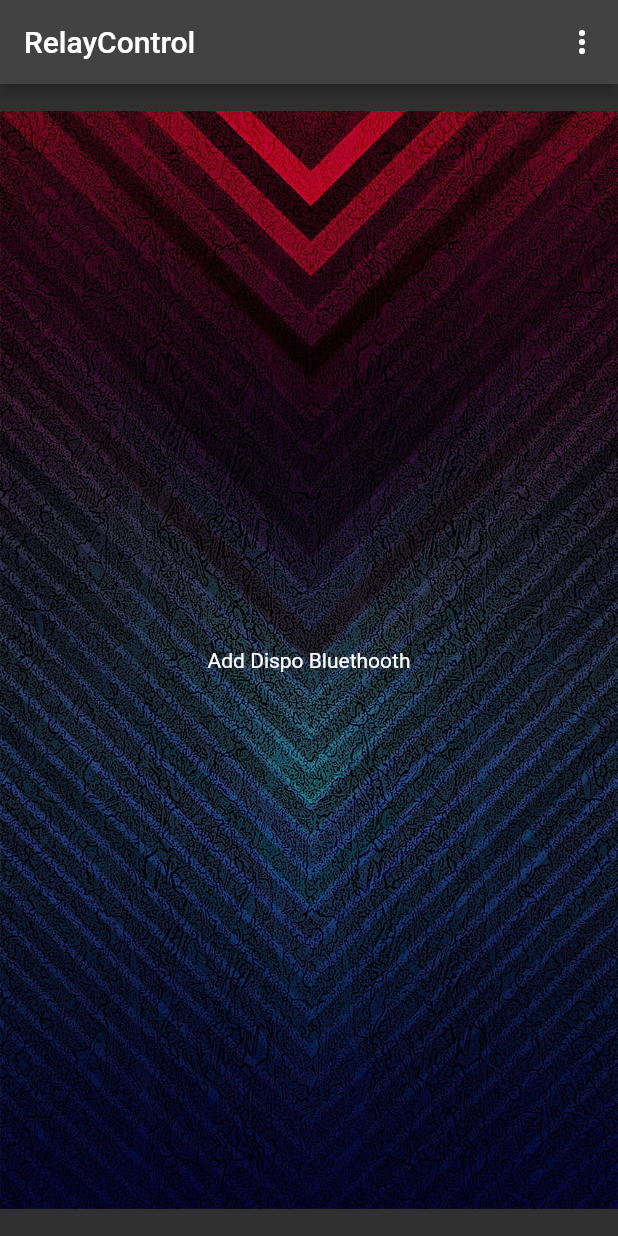
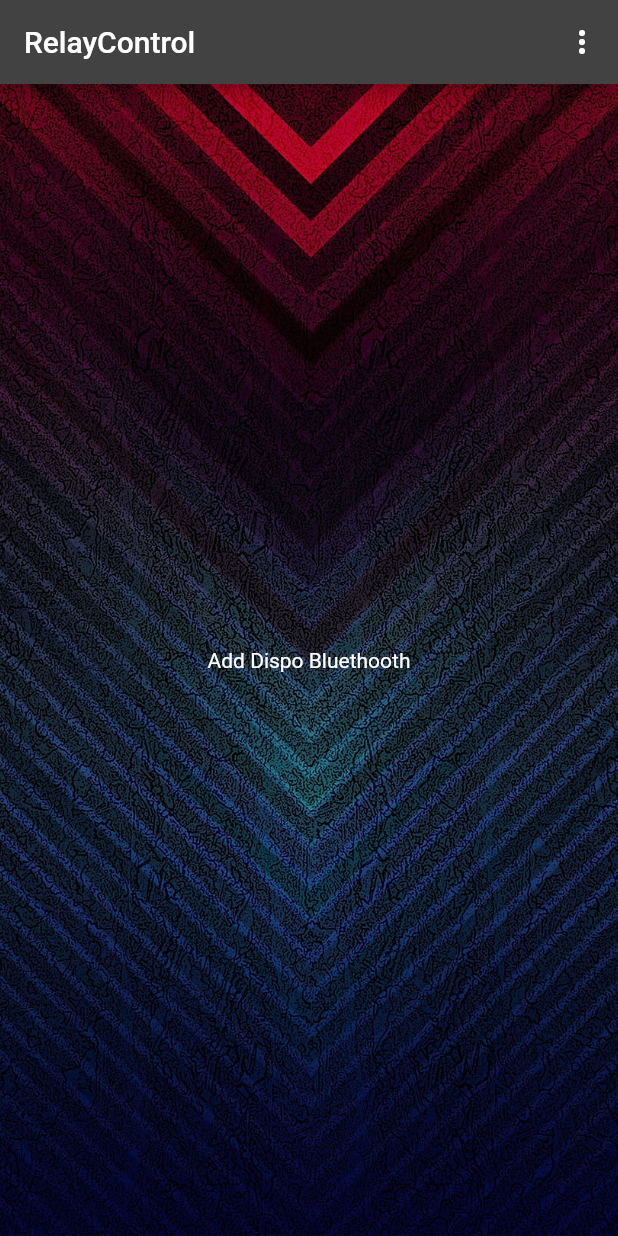
Before and after one commit to Alejandro-diego/controlrele, a Flutter app: the screen it shows once a user with an empty profile is signed in, on a phone screen of 412 x 824 dp. Run offline on Flutter 3.47's test engine with Material 2 defaults, Android fonts, the phone set to English and light mode, and no system bars; our stand-ins replace animated_splash_screen, firebase_auth, firebase_core, firebase_database, flutter_blue, google_fonts and 3 more; accounts and stored records are empty.

Commit message:
first commit

```diff
--- a/lib/home/event_home.dart
+++ b/lib/home/event_home.dart
@@ -36,7 +36,7 @@ class _EventHomeState extends State<EventHome> {
                 child: Column(
                   mainAxisAlignment: MainAxisAlignment.spaceEvenly,
                   children: [
-                     Relay1Event(),
+                    Relay1Event(),
                     Relay2Event(),
                     Relay3Event(),
                     Relay4Event(),
--- a/lib/home/home_page.dart
+++ b/lib/home/home_page.dart
@@ -107,7 +107,7 @@ class _HomePageState extends State<HomePage> {
       body: Container(
         decoration: const BoxDecoration(
           image: DecorationImage(
-              image: AssetImage("assets/picante.jpg"), fit: BoxFit.fitWidth),
+              image: AssetImage("assets/picante.jpg"), fit: BoxFit.cover),
         ),
         child: Center(
           child: Consumer<ProviderRTDB>(
```
